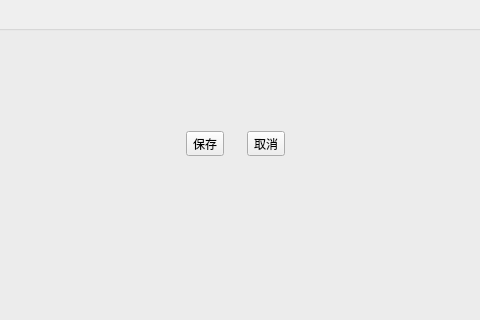
Above: teacherinfo.ui from breadog/Course_selection_system before the change; both pictures show x 412 to 892 and y 0 to 320 of the 1055 by 818 pixel window. Below: the same form after it.
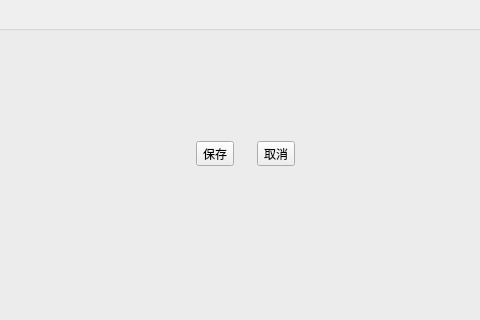
That is the form after the change.

```diff
--- a/teacherinfo.ui
+++ b/teacherinfo.ui
@@ -49,8 +49,8 @@
        <widget class="QWidget" name="">
         <property name="geometry">
          <rect>
-          <x>570</x>
-          <y>120</y>
+          <x>580</x>
+          <y>130</y>
           <width>133</width>
           <height>26</height>
          </rect>
```
